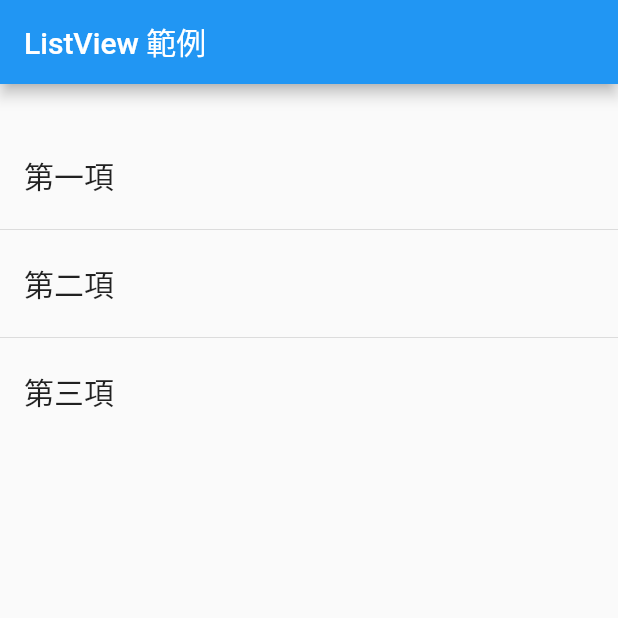
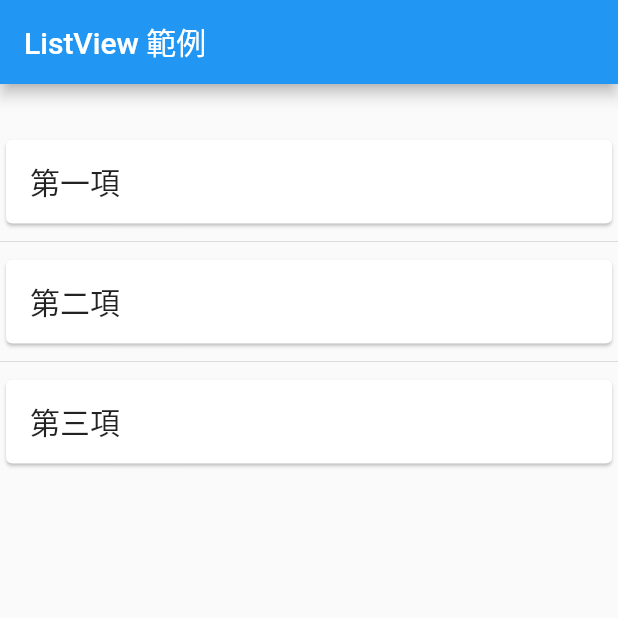
Before and after one commit to kaixsean/learning_flutter, a Flutter app: the screen it shows after launch, on a phone screen of 412 x 824 dp, the top half of it. Run offline on Flutter 3.47's test engine with Material 2 defaults, Android fonts, the phone set to English and light mode, and no system bars; our stand-ins replace numberpicker.

Commit message:
feat: card effect

```diff
--- a/lib/main.dart
+++ b/lib/main.dart
@@ -25,13 +25,17 @@ class MyHomePage extends StatelessWidget {
     const items = <String>['第一項', '第二項', '第三項'];
 
     var listView = ListView.separated(
-      itemCount: items.length,
-      itemBuilder: (context, index) => ListTile(
-        title: Text(items[index], style: const TextStyle(fontSize: 20),),
-        onTap: () => _selectedItem.value = '點選' + items[index],
-      ),
-      separatorBuilder: (context, index) => const Divider()
-    );
+        itemCount: items.length,
+        itemBuilder: (context, index) => Card(
+              child: ListTile(
+                title: Text(
+                  items[index],
+                  style: const TextStyle(fontSize: 20),
+                ),
+                onTap: () => _selectedItem.value = '點選' + items[index],
+              ),
+            ),
+        separatorBuilder: (context, index) => const Divider());
 
     final widget = Container(
       margin: const EdgeInsets.symmetric(vertical: 10),
```
